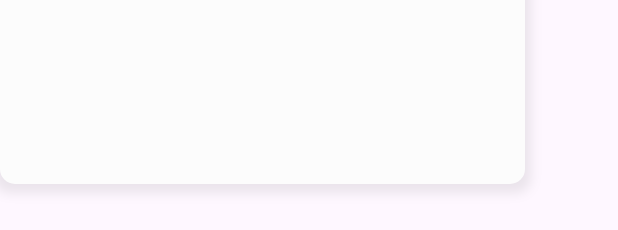
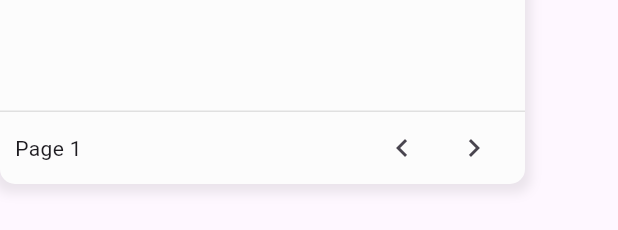
Before and after one commit to V-vey/BioGeoHR, a Flutter app: the Attendance widget shown alone on an empty page, opened directly, on a phone screen of 412 x 824 dp. Shown: the part 596-826 px from the top of the screen. Run offline on Flutter 3.47's test engine with Material 3 defaults, Android fonts, the phone set to English and light mode, and no system bars; our stand-ins replace geolocator, local_auth, shared_preferences; missing offline and left inert: local_auth_android, local_auth_darwin; accounts and stored records are empty; network calls fail.

Commit message:
attendance bottom part page

```diff
--- a/Frontend/Mobile/lib/Screens/LoginPage/login_button.dart
+++ b/Frontend/Mobile/lib/Screens/LoginPage/login_button.dart
@@ -46,6 +46,8 @@ class Loginbutton extends StatelessWidget {
               context,
               MaterialPageRoute(builder: (context) => Homepage()),
             );
+
+            //clear the text fields after successful login
             emailController.clear();
             passwordController.clear();
           } else {
--- /dev/null
+++ b/Frontend/Mobile/lib/Screens/Pages/Attendance/Items/atttendance_pages.dart
@@ -0,0 +1,29 @@
+import 'package:flutter/material.dart';
+import 'package:flutter_biogeohr/Screens/LoginPage/text_box_password.dart';
+
+class AttendancePages extends StatefulWidget {
+  final int pageNum;
+  const AttendancePages({super.key, required this.pageNum});
+
+  @override
+  State<AttendancePages> createState() => _AtttendancePagesState();
+}
+
+class _AtttendancePagesState extends State<AttendancePages> {
+  @override
+  Widget build(BuildContext context) {
+    return Container(
+      padding: EdgeInsets.symmetric(horizontal: 10),
+      child: Row(
+        children: [
+          Text("Page ${widget.pageNum}"),
+          Spacer(),
+          //back page
+          IconButton(icon: const Icon(Icons.chevron_left), onPressed: () {}),
+          //next page
+          IconButton(icon: const Icon(Icons.chevron_right), onPressed: () {}),
+        ],
+      ),
+    );
+  }
+}
--- a/Frontend/Mobile/lib/Screens/Pages/Attendance/attendance.dart
+++ b/Frontend/Mobile/lib/Screens/Pages/Attendance/attendance.dart
@@ -1,4 +1,5 @@
 import 'package:flutter/material.dart';
+import 'package:flutter_biogeohr/Screens/Pages/Attendance/Items/atttendance_pages.dart';
 
 import 'Items/attendance_item.dart';
 
@@ -44,28 +45,19 @@ class Attendance extends StatelessWidget {
             ),
             Container(height: 1, width: 350, color: Color(0xFFE0E0E0)),
             AttendanceItems(),
-            //the items
 
-            // soon change to scrollable
-            // AttendanceItem(
-            //   status: "On-Time",
-            //   location: "TSU San Isidro",
-            //   date: '2026-07-08',
-            // ),
-            // AttendanceItem(
-            //   status: "Absent",
-            //   location: "TSU San Isidro",
-            //   date: '2026-07-07',
-            // ),
-            // AttendanceItem(
-            //   status: "Late",
-            //   location: "TSU Main Campus",
-            //   date: '2026-07-06',
-            // ),
-            // AttendanceItem(
-            //   status: "On-Time",
-            //   location: "TSU San Isidro",
-            //   date: '2026-07-05',
+            Spacer(),
+
+            // Padding(
+            // padding: const EdgeInsets.(
+            //   vertical: 10,
+            // ), // Optional padding
+            Column(
+              children: [
+                Container(height: 1, width: 350, color: Color(0xFFE0E0E0)),
+                AttendancePages(pageNum: 1),
+              ],
+            ),
             // ),
           ],
         ),
--- a/Frontend/Mobile/lib/Screens/Pages/Attendance/attendance_page_main.dart
+++ b/Frontend/Mobile/lib/Screens/Pages/Attendance/attendance_page_main.dart
@@ -13,7 +13,6 @@ class AttendancePageMain extends StatelessWidget {
       child: Column(
         children: [MonthlyAttendance(), SizedBox(height: 15), Attendance()],
       ),
-
     );
 
     return items;
--- a/Frontend/Mobile/pubspec.yaml
+++ b/Frontend/Mobile/pubspec.yaml
@@ -40,7 +40,6 @@ dependencies:
   local_auth: ^3.0.2
   local_auth_android: ^2.0.9
   intl: ^0.20.3
-
 dev_dependencies:
   flutter_test:
     sdk: flutter
```
